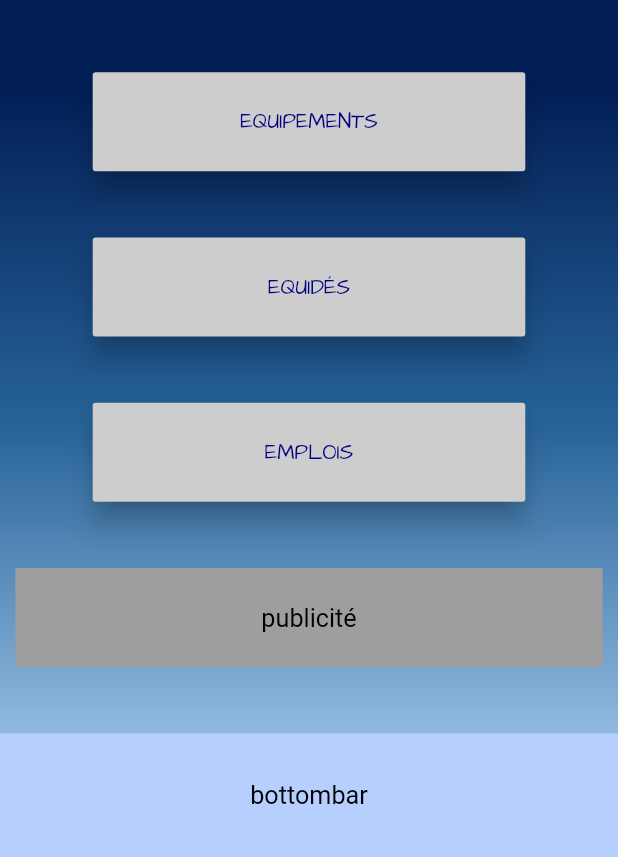
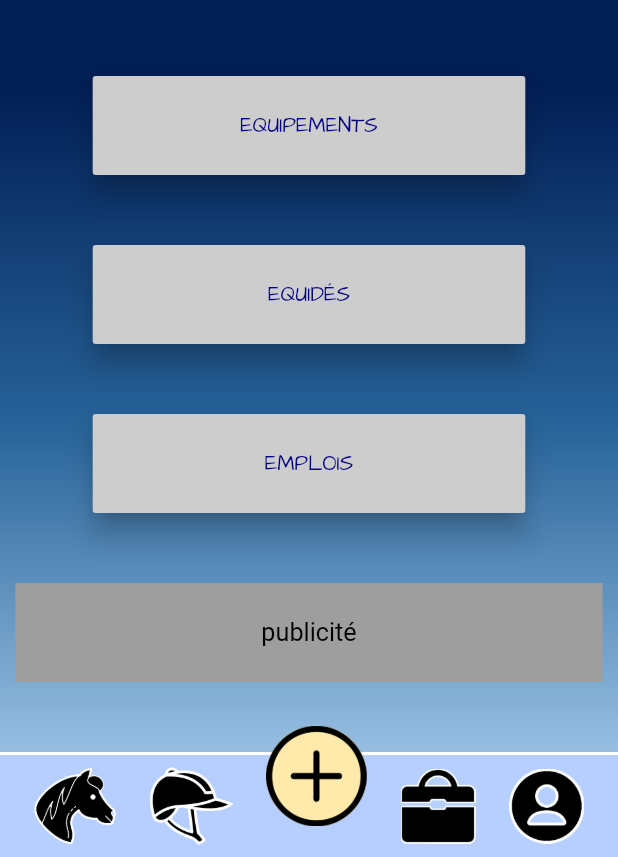
Before and after one commit to RedDTG/kavaloccaz, a Flutter app: the screen it shows after launch, on a phone screen of 412 x 824 dp, the part 379-1236 px from its top. Run offline on Flutter 3.47's test engine with Material 2 defaults, Android fonts, the phone set to English and light mode, and no system bars.

Commit message:
[ADD] Bottom_bar widget

```diff
--- /dev/null
+++ b/lib/bottom_bar.dart
@@ -0,0 +1,50 @@
+import 'package:flutter/material.dart';
+
+class BottomBarWidget extends StatelessWidget {
+  @override
+  Widget build(BuildContext context) {
+    double largeur = MediaQuery.of(context).size.width;
+    double hauteur = MediaQuery.of(context).size.height;
+    return Container(
+      decoration: BoxDecoration(
+          border: Border(top: BorderSide(width: 2.0, color: Colors.white)),
+          color: Color(0xFFB6CFFF)),
+      width: largeur,
+      height: 70,
+      child: Row(
+        mainAxisAlignment: MainAxisAlignment.spaceEvenly,
+        children: [
+          new Container(
+            child: Image.asset('assets/icons/horse.png'),
+            width: 55,
+            height: 55,
+          ),
+          new Container(
+            child: Image.asset('assets/icons/helmet.png'),
+            width: 55,
+            height: 55,
+          ),
+          new Container(
+            alignment: Alignment(0.0, -40.0),
+            child: new Container(
+              width: 67,
+              height: 67,
+              decoration: BoxDecoration(
+                  shape: BoxShape.circle, color: Color(0xFFFFEAAC)),
+              child: Image.asset('assets/icons/add.png'),
+            ),
+          ),
+          new Container(
+            child: Image.asset('assets/icons/job.png'),
+            height: 50,
+            width: 50,
+          ),
+          new Container(
+              child: Image.asset('assets/icons/account.png'),
+              height: 50,
+              width: 50),
+        ],
+      ),
+    );
+  }
+}
--- a/lib/main.dart
+++ b/lib/main.dart
@@ -1,5 +1,6 @@
 import 'package:flutter/cupertino.dart';
 import 'package:flutter/material.dart';
+import 'bottom_bar.dart';
 
 void main() {
   runApp(new MyApp());
@@ -109,7 +110,7 @@ class _Home extends State<Home> {
                 textScaleFactor: 1.2,
               ),
             ),
-            new Container(
+            /*new Container(
               width: largeur,
               height: hauteur * 0.1,
               color: Color(0xFFB6CFFF),
@@ -119,7 +120,8 @@ class _Home extends State<Home> {
                 style: TextStyle(color: Colors.black),
                 textScaleFactor: 1.2,
               ),
-            )
+            )*/
+            BottomBarWidget(),
           ],
         ),
       )),
--- a/pubspec.yaml
+++ b/pubspec.yaml
@@ -46,8 +46,12 @@ flutter:
 
   # To add assets to your application, add an assets section, like this:
   assets:
-    - assets/img/nico.png
     - assets/img/logo.png
+    - assets/icons/horse.png
+    - assets/icons/helmet.png
+    - assets/icons/job.png
+    - assets/icons/account.png
+    - assets/icons/add.png
   #   - images/a_dot_burr.jpeg
   #   - images/a_dot_ham.jpeg
 
```
Also changed, not shown: assets/icons/account.png (added), assets/icons/add.png (added), assets/icons/helmet.png (added), assets/icons/horse.png (added), assets/icons/job.png (added), assets/img/nico.png (deleted), pubspec.lock.
